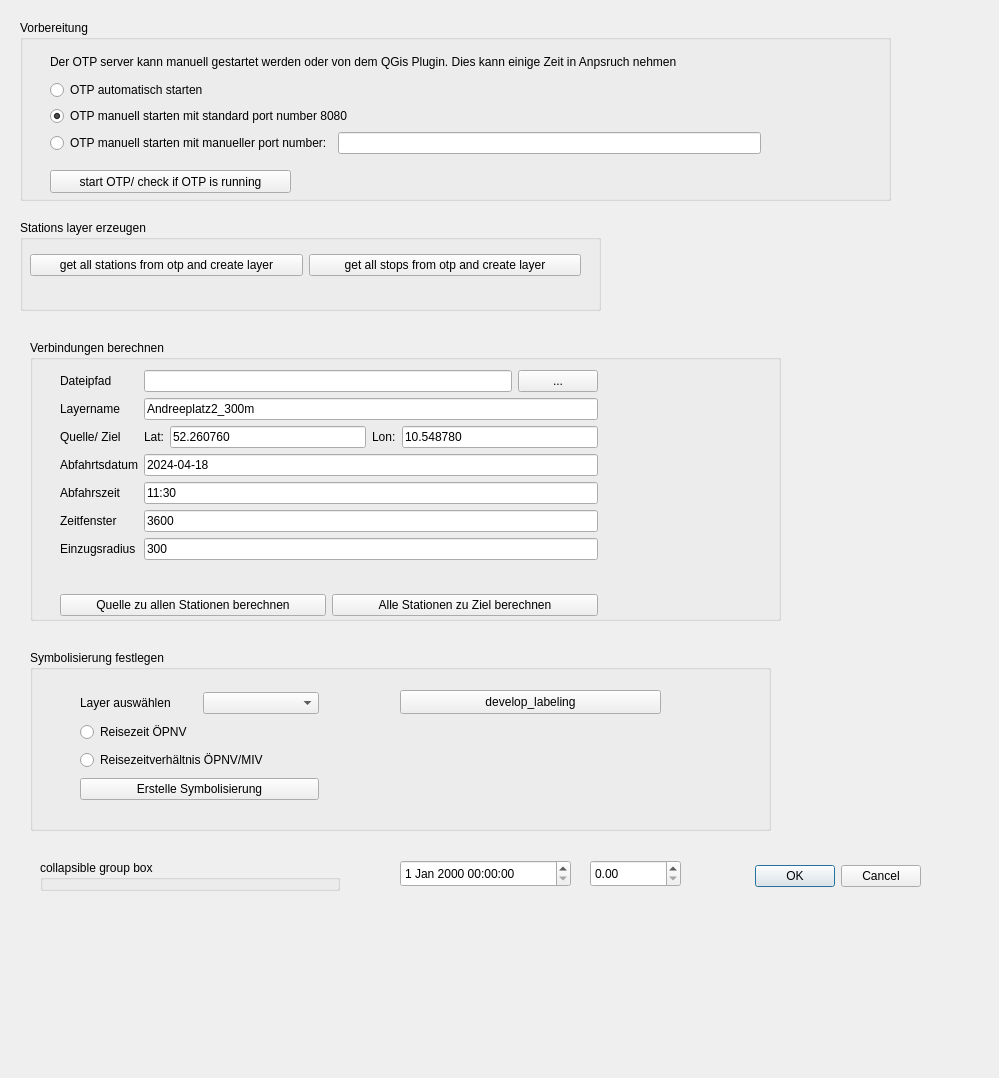
The window that public_transit_analysis_dialog_base.ui (ThanDerJoren/transitReachabilityAnalyser) describes before a commit, drawn with Qt 5.
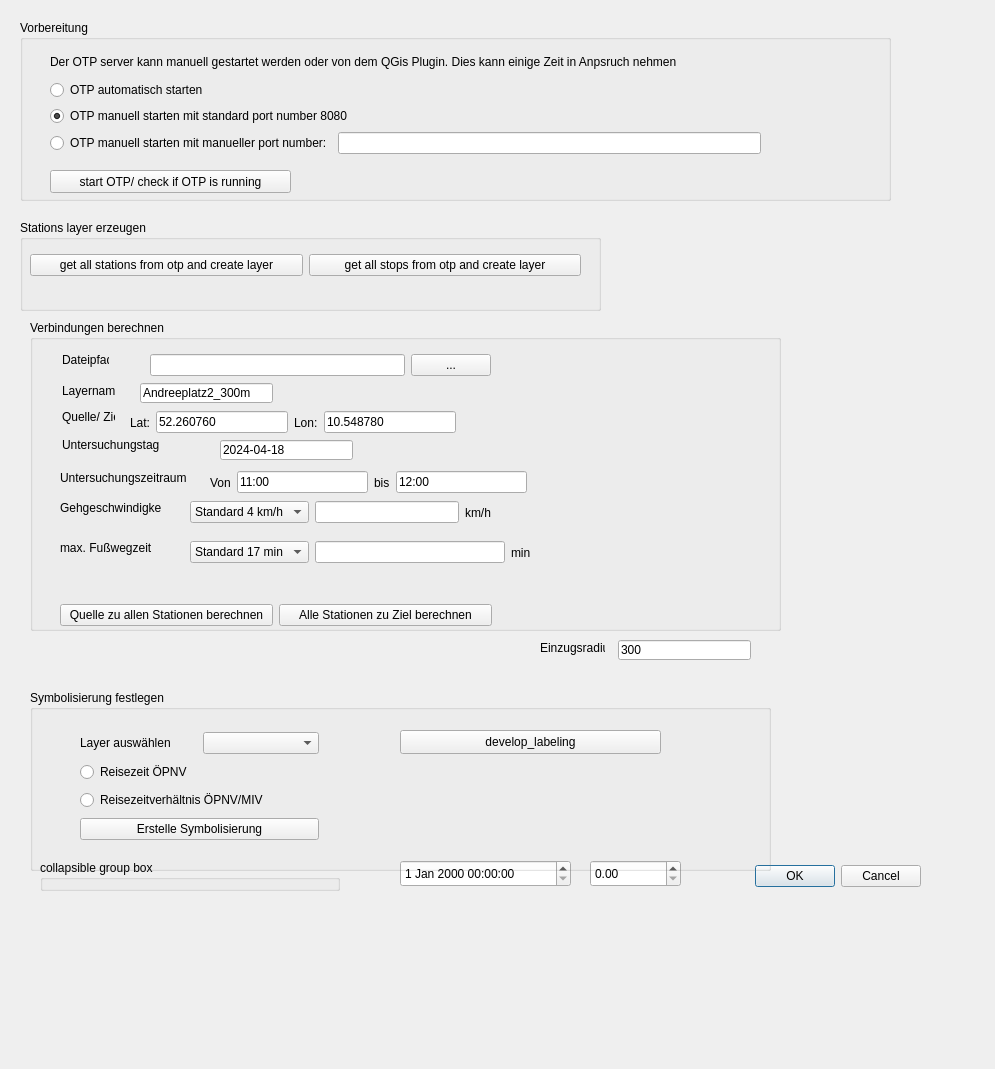
The same window after the commit. Custom widgets are drawn as their Qt base class.

Commit message: added walk speed and max walk time. export dataframe got new entries

```diff
--- a/public_transit_analysis_dialog_base.ui
+++ b/public_transit_analysis_dialog_base.ui
@@ -6,8 +6,8 @@
    <rect>
     <x>0</x>
     <y>0</y>
-    <width>999</width>
-    <height>1078</height>
+    <width>995</width>
+    <height>1069</height>
    </rect>
   </property>
   <property name="windowTitle">
@@ -158,34 +158,62 @@
    <property name="geometry">
     <rect>
      <x>30</x>
-     <y>340</y>
+     <y>320</y>
      <width>751</width>
-     <height>281</height>
+     <height>311</height>
     </rect>
    </property>
    <property name="title">
     <string>Verbindungen berechnen</string>
    </property>
+   <widget class="QLabel" name="label_14">
+    <property name="geometry">
+     <rect>
+      <x>30</x>
+      <y>180</y>
+      <width>101</width>
+      <height>16</height>
+     </rect>
+    </property>
+    <property name="text">
+     <string>Gehgeschwindigkeit</string>
+    </property>
+   </widget>
    <widget class="QWidget" name="layoutWidget">
     <property name="geometry">
      <rect>
       <x>30</x>
-      <y>30</y>
-      <width>538</width>
-      <height>246</height>
+      <y>280</y>
+      <width>432</width>
+      <height>30</height>
      </rect>
     </property>
-    <layout class="QVBoxLayout" name="verticalLayout_2">
+    <layout class="QHBoxLayout" name="horizontalLayout_4">
      <item>
-      <layout class="QFormLayout" name="formLayout">
-       <item row="2" column="0">
-        <widget class="QLabel" name="label">
+      <widget class="QPushButton" name="pb_start_to_all_stations">
          <property name="text">
-          <string>Quelle/ Ziel</string>
+        <string>Quelle zu allen Stationen berechnen</string>
          </property>
         </widget>
        </item>
-       <item row="2" column="1">
+     <item>
+      <widget class="QPushButton" name="pb_all_stations_to_end">
+       <property name="text">
+        <string>Alle Stationen zu Ziel berechnen</string>
+       </property>
+      </widget>
+     </item>
+    </layout>
+   </widget>
+   <widget class="QWidget" name="layoutWidget">
+    <property name="geometry">
+     <rect>
+      <x>100</x>
+      <y>90</y>
+      <width>326</width>
+      <height>25</height>
+     </rect>
+    </property>
         <layout class="QHBoxLayout" name="horizontalLayout_3">
          <item>
           <widget class="QLabel" name="label_7">
@@ -216,117 +244,258 @@
           </widget>
          </item>
         </layout>
-       </item>
-       <item row="3" column="0">
+   </widget>
+   <widget class="QWidget" name="layoutWidget">
+    <property name="geometry">
+     <rect>
+      <x>120</x>
+      <y>30</y>
+      <width>341</width>
+      <height>30</height>
+     </rect>
+    </property>
+    <layout class="QHBoxLayout" name="horizontalLayout_5">
+     <item>
+      <widget class="QLineEdit" name="le_filepath_itineraries"/>
+     </item>
+     <item>
+      <widget class="QPushButton" name="pb_open_explorer_itineraries">
+       <property name="text">
+        <string>...</string>
+       </property>
+      </widget>
+     </item>
+    </layout>
+   </widget>
+   <widget class="QLabel" name="label">
+    <property name="geometry">
+     <rect>
+      <x>32</x>
+      <y>89</y>
+      <width>53</width>
+      <height>16</height>
+     </rect>
+    </property>
+    <property name="text">
+     <string>Quelle/ Ziel</string>
+    </property>
+   </widget>
         <widget class="QLabel" name="label_5">
+    <property name="geometry">
+     <rect>
+      <x>32</x>
+      <y>117</y>
+      <width>131</width>
+      <height>16</height>
+     </rect>
+    </property>
          <property name="text">
-          <string>Abfahrtsdatum</string>
-         </property>
-        </widget>
-       </item>
-       <item row="3" column="1">
+     <string>Untersuchungstag</string>
+    </property>
+   </widget>
         <widget class="QLineEdit" name="le_date">
+    <property name="geometry">
+     <rect>
+      <x>190</x>
+      <y>120</y>
+      <width>133</width>
+      <height>20</height>
+     </rect>
+    </property>
          <property name="text">
           <string>2024-04-18</string>
          </property>
         </widget>
-       </item>
-       <item row="4" column="0">
         <widget class="QLabel" name="label_3">
-         <property name="text">
-          <string>Abfahrszeit</string>
-         </property>
-        </widget>
-       </item>
-       <item row="4" column="1">
-        <widget class="QLineEdit" name="le_time">
+    <property name="geometry">
+     <rect>
+      <x>30</x>
+      <y>150</y>
+      <width>151</width>
+      <height>16</height>
+     </rect>
+    </property>
          <property name="text">
-          <string>11:30</string>
-         </property>
-        </widget>
-       </item>
-       <item row="5" column="0">
-        <widget class="QLabel" name="label_4">
-         <property name="text">
-          <string>Zeitfenster</string>
-         </property>
-        </widget>
-       </item>
-       <item row="5" column="1">
-        <widget class="QLineEdit" name="le_searchWindow">
-         <property name="text">
-          <string>3600</string>
-         </property>
-        </widget>
-       </item>
-       <item row="6" column="0">
-        <widget class="QLabel" name="label_6">
-         <property name="text">
-          <string>Einzugsradius</string>
-         </property>
-        </widget>
-       </item>
-       <item row="6" column="1">
-        <widget class="QLineEdit" name="le_catchment_area">
-         <property name="text">
-          <string>300</string>
-         </property>
-        </widget>
-       </item>
-       <item row="1" column="0">
+     <string>Untersuchungszeitraum</string>
+    </property>
+   </widget>
         <widget class="QLabel" name="label_9">
+    <property name="geometry">
+     <rect>
+      <x>32</x>
+      <y>63</y>
+      <width>53</width>
+      <height>16</height>
+     </rect>
+    </property>
          <property name="text">
           <string>Layername</string>
          </property>
         </widget>
-       </item>
-       <item row="1" column="1">
         <widget class="QLineEdit" name="le_layer_name">
+    <property name="geometry">
+     <rect>
+      <x>110</x>
+      <y>63</y>
+      <width>133</width>
+      <height>20</height>
+     </rect>
+    </property>
          <property name="text">
           <string>Andreeplatz2_300m</string>
          </property>
         </widget>
-       </item>
-       <item row="0" column="0">
         <widget class="QLabel" name="label_10">
+    <property name="geometry">
+     <rect>
+      <x>32</x>
+      <y>32</y>
+      <width>47</width>
+      <height>16</height>
+     </rect>
+    </property>
          <property name="text">
           <string>Dateipfad</string>
          </property>
         </widget>
-       </item>
-       <item row="0" column="1">
-        <layout class="QHBoxLayout" name="horizontalLayout_5">
+   <widget class="QWidget" name="layoutWidget">
+    <property name="geometry">
+     <rect>
+      <x>180</x>
+      <y>150</y>
+      <width>317</width>
+      <height>25</height>
+     </rect>
+    </property>
+    <layout class="QHBoxLayout" name="horizontalLayout_7">
+     <item>
+      <widget class="QLabel" name="label_12">
+       <property name="text">
+        <string>Von</string>
+       </property>
+      </widget>
+     </item>
          <item>
-          <widget class="QLineEdit" name="le_filepath_itineraries"/>
+      <widget class="QLineEdit" name="le_time_start">
+       <property name="text">
+        <string>11:00</string>
+       </property>
+      </widget>
          </item>
          <item>
-          <widget class="QPushButton" name="pb_open_explorer_itineraries">
+      <widget class="QLabel" name="label_13">
            <property name="text">
-            <string>...</string>
+        <string>bis</string>
            </property>
           </widget>
          </item>
-        </layout>
-       </item>
-      </layout>
+     <item>
+      <widget class="QLineEdit" name="le_time_end">
+       <property name="text">
+        <string>12:00</string>
+       </property>
+      </widget>
+     </item>
+    </layout>
+   </widget>
+   <widget class="QWidget" name="layoutWidget">
+    <property name="geometry">
+     <rect>
+      <x>160</x>
+      <y>180</y>
+      <width>301</width>
+      <height>25</height>
+     </rect>
+    </property>
+    <layout class="QHBoxLayout" name="horizontalLayout_8">
+     <item>
+      <widget class="QComboBox" name="cb_walking_speed">
+       <property name="editable">
+        <bool>false</bool>
+       </property>
+       <property name="currentIndex">
+        <number>1</number>
+       </property>
+       <item>
+        <property name="text">
+         <string>Langsam 2 km/h</string>
+        </property>
      </item>
      <item>
-      <layout class="QHBoxLayout" name="horizontalLayout_4">
+        <property name="text">
+         <string>Standard 4 km/h</string>
+        </property>
+       </item>
        <item>
-        <widget class="QPushButton" name="pb_start_to_all_stations">
          <property name="text">
-          <string>Quelle zu allen Stationen berechnen</string>
-         </property>
+         <string>Schnell 6 km/h</string>
+        </property>
+       </item>
+       <item>
+        <property name="text">
+         <string>Personalisiert:</string>
+        </property>
+       </item>
         </widget>
        </item>
        <item>
-        <widget class="QPushButton" name="pb_all_stations_to_end">
+      <widget class="QLineEdit" name="le_personalized_tempo"/>
+     </item>
+     <item>
+      <widget class="QLabel" name="label_15">
          <property name="text">
-          <string>Alle Stationen zu Ziel berechnen</string>
+        <string>km/h</string>
          </property>
         </widget>
        </item>
       </layout>
+   </widget>
+   <widget class="QLabel" name="label_4">
+    <property name="geometry">
+     <rect>
+      <x>30</x>
+      <y>220</y>
+      <width>111</width>
+      <height>16</height>
+     </rect>
+    </property>
+    <property name="text">
+     <string>max. Fußwegzeit</string>
+    </property>
+   </widget>
+   <widget class="QWidget" name="">
+    <property name="geometry">
+     <rect>
+      <x>160</x>
+      <y>220</y>
+      <width>341</width>
+      <height>25</height>
+     </rect>
+    </property>
+    <layout class="QHBoxLayout" name="horizontalLayout_9">
+     <item>
+      <widget class="QComboBox" name="cb_max_walking_time">
+       <item>
+        <property name="text">
+         <string>Standard 17 min</string>
+        </property>
+       </item>
+       <item>
+        <property name="text">
+         <string>Personalisiert:</string>
+        </property>
+       </item>
+      </widget>
+     </item>
+     <item>
+      <widget class="QLineEdit" name="le_max_walking_time"/>
+     </item>
+     <item>
+      <widget class="QLabel" name="label_16">
+       <property name="text">
+        <string>min</string>
+       </property>
+      </widget>
      </item>
     </layout>
    </widget>
@@ -368,7 +537,7 @@
    <property name="geometry">
     <rect>
      <x>30</x>
-     <y>650</y>
+     <y>690</y>
      <width>741</width>
      <height>181</height>
     </rect>
@@ -382,7 +551,7 @@
       <x>50</x>
       <y>40</y>
       <width>239</width>
-      <height>114</height>
+      <height>115</height>
      </rect>
     </property>
     <layout class="QVBoxLayout" name="verticalLayout_3">
@@ -437,6 +606,32 @@
     </property>
    </widget>
   </widget>
+  <widget class="QLabel" name="label_6">
+   <property name="geometry">
+    <rect>
+     <x>540</x>
+     <y>640</y>
+     <width>65</width>
+     <height>16</height>
+    </rect>
+   </property>
+   <property name="text">
+    <string>Einzugsradius</string>
+   </property>
+  </widget>
+  <widget class="QLineEdit" name="le_catchment_area">
+   <property name="geometry">
+    <rect>
+     <x>618</x>
+     <y>640</y>
+     <width>133</width>
+     <height>20</height>
+    </rect>
+   </property>
+   <property name="text">
+    <string>300</string>
+   </property>
+  </widget>
  </widget>
  <customwidgets>
   <customwidget>
```
Lines whose indentation alone changed are shown as unchanged. The commit also changes 4 other files.
